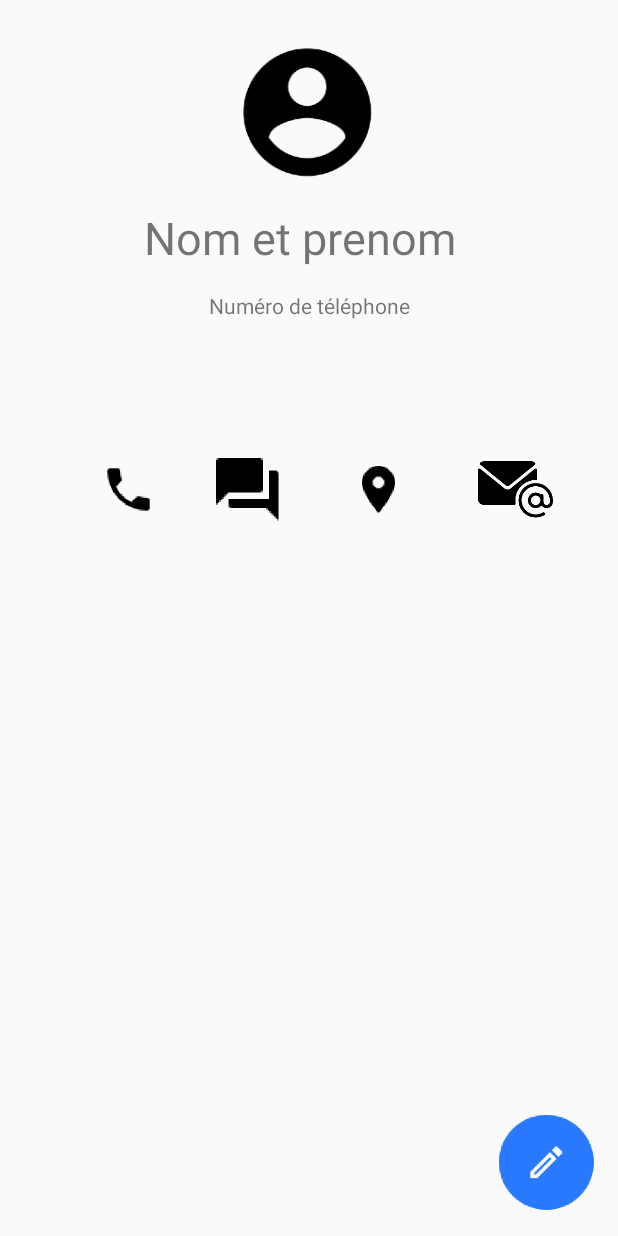
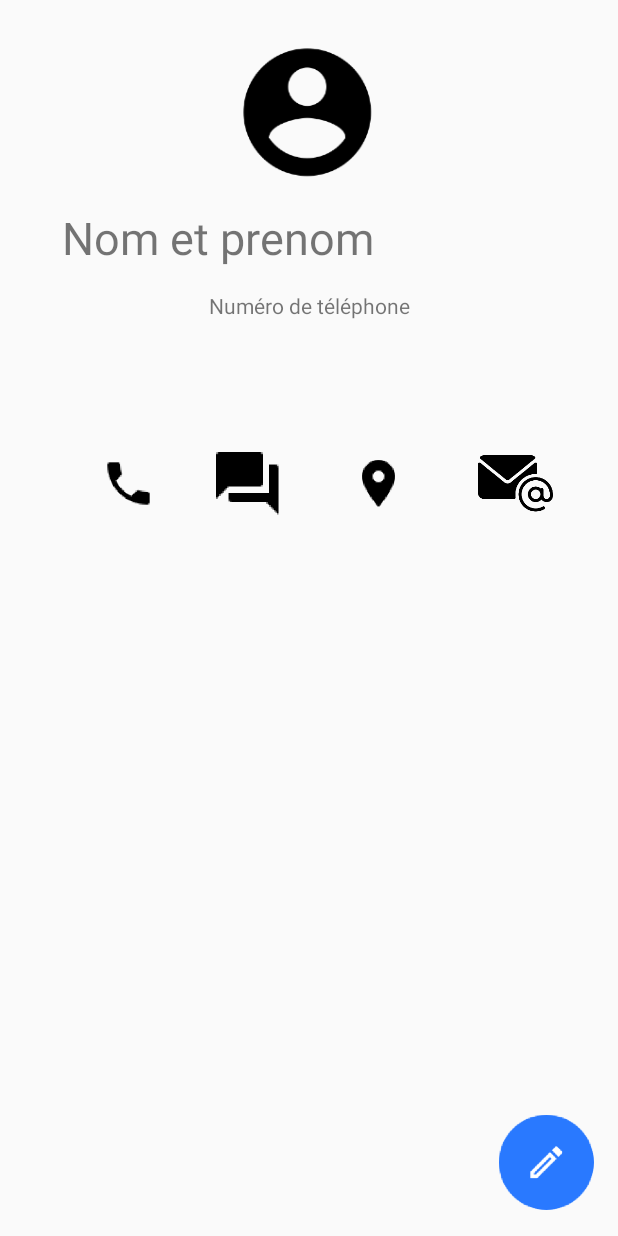
Before and after one commit to NoeOz/AppContacts, an Android app: the layout activity_profile.xml on its own in the app's theme, with its tools: preview values and no code run, on a phone screen of 412 x 824 dp. Run offline under Robolectric (Android 15) with nearby library versions, the phone set to English and light mode, and no system bars.

Commit message:
modifier marche

```diff
--- a/Contacts/app/src/main/java/com/example/contacts/MainActivity.java
+++ b/Contacts/app/src/main/java/com/example/contacts/MainActivity.java
@@ -190,8 +190,8 @@ public class MainActivity extends AppCompatActivity {
 
         else if(item.getTitle() == "Modifier")
         {
-            Intent intent = new Intent(MainActivity.this, ProfileActivity.class);
-            intent.putExtra("IdContact",info.id);
+            Intent intent = new Intent(MainActivity.this, AddContactActivity.class);
+            intent.putExtra("idContact",info.id);
             startActivity(intent);
         }
         return super.onContextItemSelected(item);
--- a/Contacts/app/src/main/res/layout/activity_profile.xml
+++ b/Contacts/app/src/main/res/layout/activity_profile.xml
@@ -18,8 +18,8 @@
 
     <TextView
         android:id="@+id/fullName"
-        android:layout_width="243dp"
-        android:layout_height="43dp"
+        android:layout_width="348dp"
+        android:layout_height="39dp"
         android:layout_marginStart="16dp"
         android:layout_marginLeft="16dp"
         android:layout_marginTop="12dp"
@@ -118,6 +118,7 @@
         android:layout_marginEnd="16dp"
         android:layout_marginRight="16dp"
         android:layout_marginBottom="16dp"
+        android:onClick="modifier"
         app:layout_constraintBottom_toBottomOf="parent"
         app:layout_constraintEnd_toEndOf="parent"
         app:srcCompat="@mipmap/ic_edit_foreground" />
```
Also changed, not shown: Contacts/app/src/main/java/com/example/contacts/AddContactActivity.java (+33 -5 lines), Contacts/app/src/main/java/com/example/contacts/ProfileActivity.java (+8 -4 lines).
